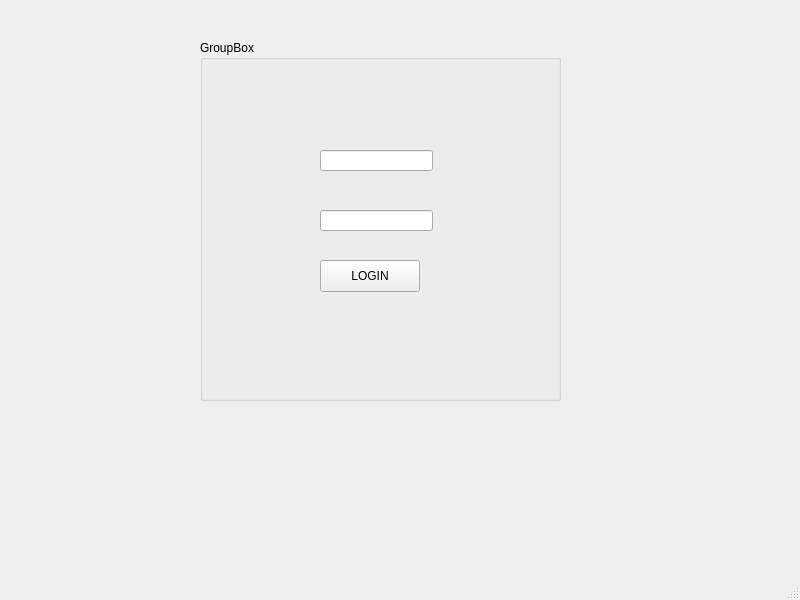
jsoncodez/qtlogin, file login.ui: the form before one commit.
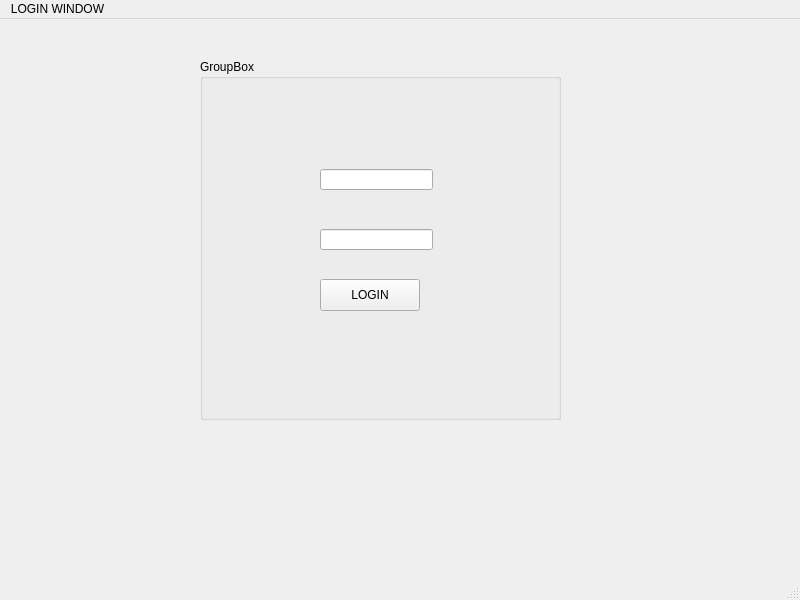
The form after the commit.

Diff of the .ui file:
```diff
--- a/login.ui
+++ b/login.ui
@@ -70,6 +70,12 @@
      <height>43</height>
     </rect>
    </property>
+   <widget class="QMenu" name="menuLOGIN_WINDOW">
+    <property name="title">
+     <string>LOGIN WINDOW</string>
+    </property>
+   </widget>
+   <addaction name="menuLOGIN_WINDOW"/>
   </widget>
   <widget class="QStatusBar" name="statusbar"/>
  </widget>
```
Left out of the diff: 2 changed lines with no effect on the pictures.
